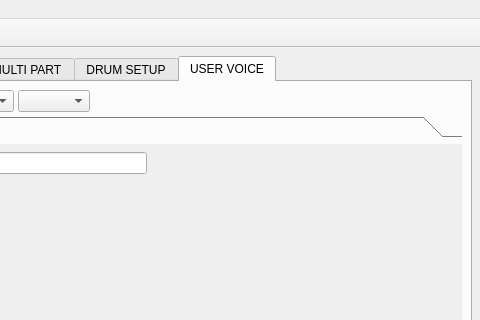
This is src/qxgeditMainForm.ui in rncbc/qxgedit as Qt 5 draws it before an edit; both pictures show x 160 to 640 and y 0 to 320 of the 640 by 720 pixel window. The edited form follows.
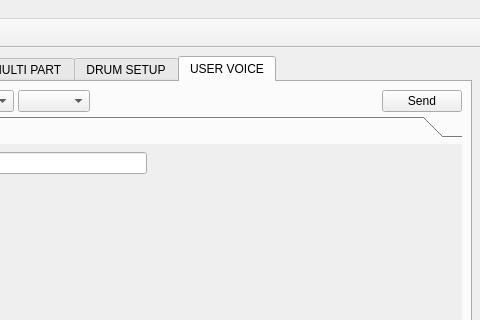
This is the edited form. The open tabs and pages were chosen to show the change. Icons and pictures are not drawn. Custom widgets are drawn as their Qt base class.

What changed in the file:
```diff
--- a/src/qxgeditMainForm.ui
+++ b/src/qxgeditMainForm.ui
@@ -1353,6 +1353,13 @@
             </property>
            </spacer>
           </item>
+          <item>
+           <widget class="QPushButton" name="UservoiceSendButton" >
+            <property name="text" >
+             <string>Send</string>
+            </property>
+           </widget>
+          </item>
          </layout>
         </item>
         <item>
```
Left out of the diff: 6 changed lines with no effect on the pictures.
